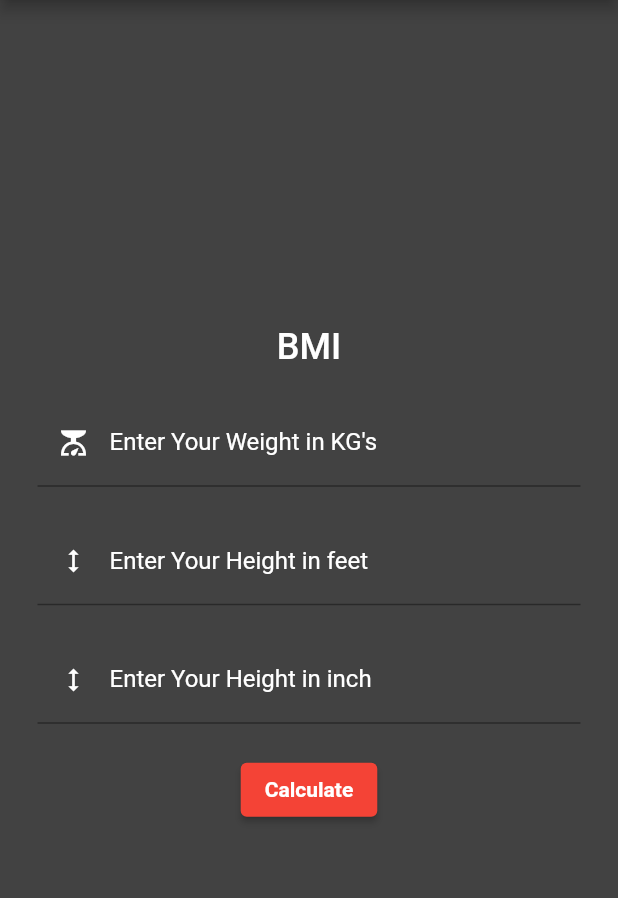
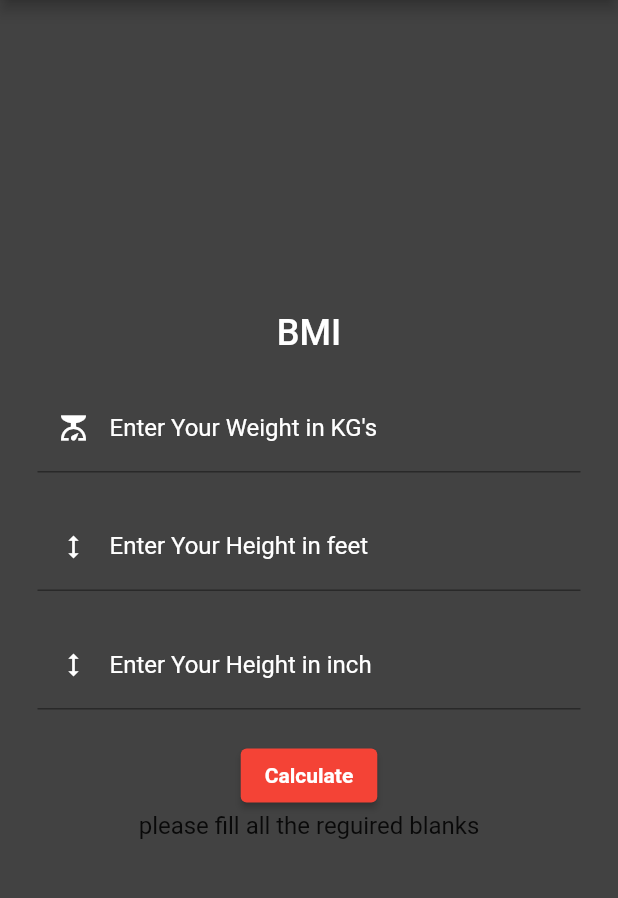
Before and after one commit to ENGR-WAJAHAT-AHMED/simple_bmi_calculator_flutter, a Flutter app: the screen it shows after launch, after a tap on "Calculate", on a phone screen of 412 x 824 dp, the part 84-982 px from its top. Run offline on Flutter 3.47's test engine with Material 2 defaults, Android fonts, the phone set to English and light mode, and no system bars.

Commit message:
add blanks space solution

```diff
--- a/lib/main.dart
+++ b/lib/main.dart
@@ -34,6 +34,8 @@ class _MyHomePageState extends State<MyHomePage> {
   var weightControler = TextEditingController();
   var feetControler = TextEditingController();
   var inchControler = TextEditingController();
+
+  var result = "";
 
   @override
   Widget build(BuildContext context) {
@@ -119,13 +121,31 @@ class _MyHomePageState extends State<MyHomePage> {
               height: 20,
             ),
             ElevatedButton(
-              onPressed: () {},
-              child: Text("Calculate",style: TextStyle(fontWeight: FontWeight.bold),),
+              onPressed: () {
+                var wt = weightControler.text.toString();
+                var ft = weightControler.text.toString();
+                var inch = weightControler.text.toString();
+
+                if (wt != "" && ft != "" && inch != "") {
+                }
+                else {
+                  setState(() {
+                    result ="please fill all the reguired blanks";
+                  });
+                }
+              },
+              child: Text(
+                "Calculate",
+                style: TextStyle(fontWeight: FontWeight.bold),
+              ),
               style: ElevatedButton.styleFrom(
-                  primary: Colors.red,
+                primary: Colors.red,
               ),
-
-            )
+            ),
+            Text(
+              result,
+              style: TextStyle(fontSize: 16),
+            ),
           ],
         ),
       ),
```
